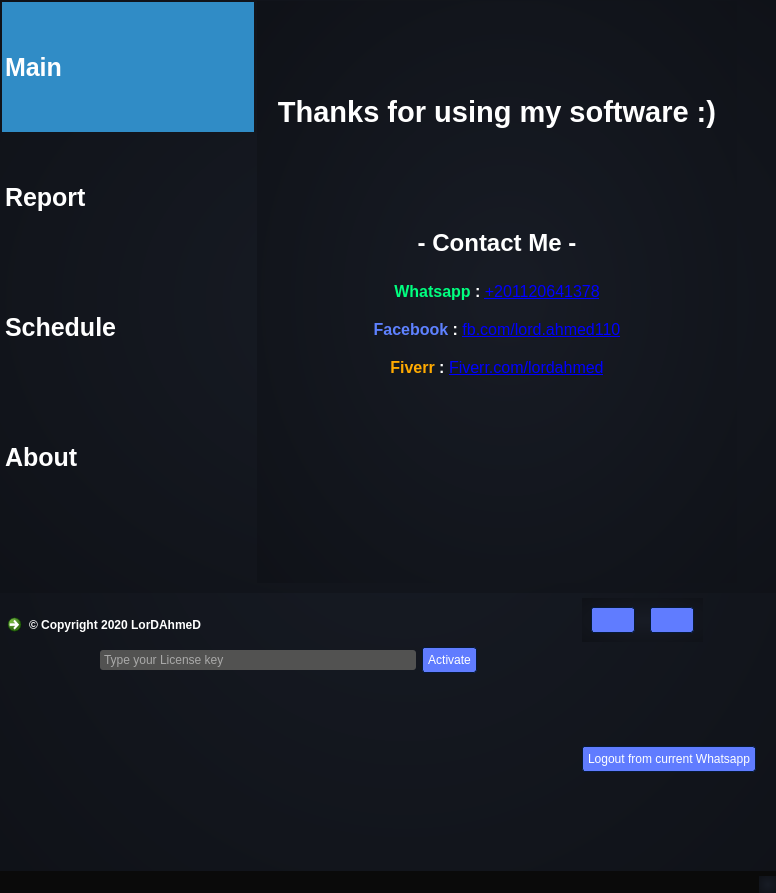
thelordahmed/Whatsapp-bulk-sender, file untitled.ui: the form before one commit.
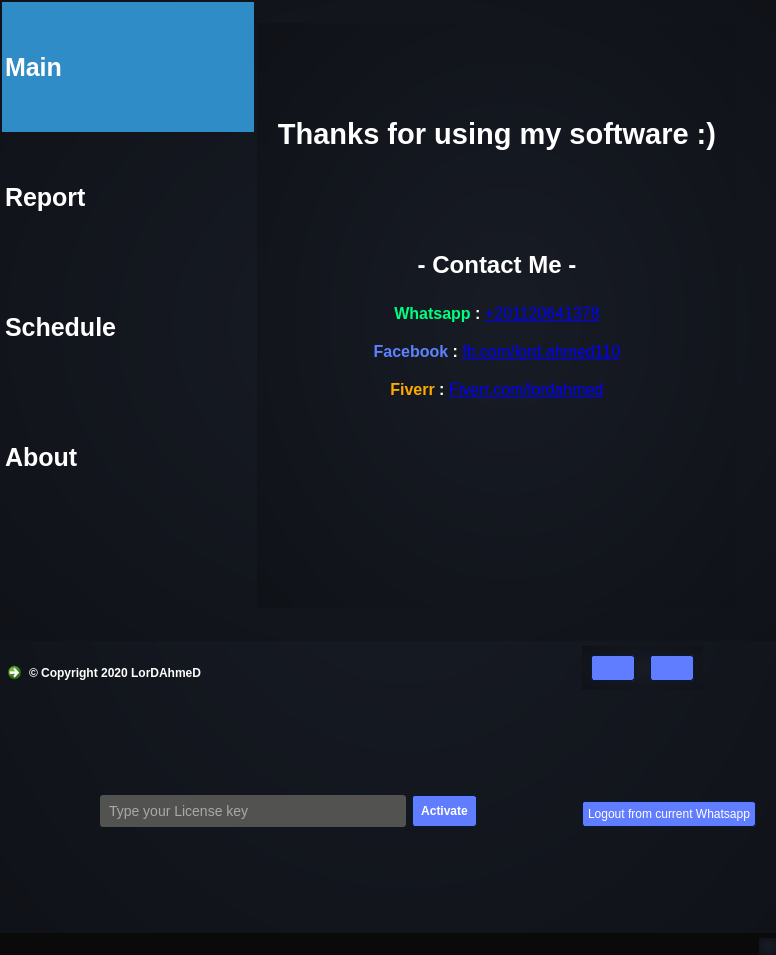
The form after the commit. The open tabs and pages were chosen to show the change. Icons and pictures are not drawn.

```diff
--- a/untitled.ui
+++ b/untitled.ui
@@ -7,7 +7,7 @@
     <x>0</x>
     <y>0</y>
     <width>776</width>
-    <height>817</height>
+    <height>955</height>
    </rect>
   </property>
   <property name="minimumSize">
@@ -1277,7 +1277,7 @@
         <number>100</number>
        </property>
        <property name="topMargin">
-        <number>0</number>
+        <number>100</number>
        </property>
        <property name="rightMargin">
         <number>100</number>
@@ -1292,6 +1292,10 @@
          </property>
          <item>
           <widget class="QLineEdit" name="license_le">
+           <property name="styleSheet">
+            <string notr="true">padding:7px;
+font-size:14px</string>
+           </property>
            <property name="placeholderText">
             <string>Type your License key</string>
            </property>
@@ -1299,6 +1303,10 @@
          </item>
          <item>
           <widget class="QPushButton" name="license_btn">
+           <property name="styleSheet">
+            <string notr="true">padding:8px;
+font-weight:bold</string>
+           </property>
            <property name="text">
             <string>Activate</string>
            </property>
@@ -1314,9 +1322,23 @@
            <verstretch>0</verstretch>
           </sizepolicy>
          </property>
+         <property name="minimumSize">
+          <size>
+           <width>0</width>
+           <height>100</height>
+          </size>
+         </property>
+         <property name="maximumSize">
+          <size>
+           <width>16777215</width>
+           <height>100</height>
+          </size>
+         </property>
          <property name="styleSheet">
           <string notr="true">color:#e63c41;
-font-weight:bold</string>
+font-weight:bold;
+border:none;
+</string>
          </property>
         </widget>
        </item>
@@ -1667,7 +1689,7 @@
                <enum>QLayout::SetDefaultConstraint</enum>
               </property>
               <property name="topMargin">
-               <number>0</number>
+               <number>3</number>
               </property>
               <property name="bottomMargin">
                <number>0</number>
@@ -1756,7 +1778,7 @@
                       <string>&lt;!DOCTYPE HTML PUBLIC &quot;-//W3C//DTD HTML 4.0//EN&quot; &quot;http://www.w3.org/TR/REC-html40/strict.dtd&quot;&gt;
 &lt;html&gt;&lt;head&gt;&lt;meta name=&quot;qrichtext&quot; content=&quot;1&quot; /&gt;&lt;style type=&quot;text/css&quot;&gt;
 p, li { white-space: pre-wrap; }
-&lt;/style&gt;&lt;/head&gt;&lt;body style=&quot; font-family:'arial'; font-size:13pt; font-weight:400; font-style:normal;&quot;&gt;
+&lt;/style&gt;&lt;/head&gt;&lt;body style=&quot; font-family:'arial'; font-size:8.25pt; font-weight:400; font-style:normal;&quot;&gt;
 &lt;p align=&quot;center&quot; style=&quot; margin-top:0px; margin-bottom:0px; margin-left:0px; margin-right:0px; -qt-block-indent:0; text-indent:0px;&quot;&gt;&lt;span style=&quot; font-family:'MS Shell Dlg 2'; font-size:12pt; font-weight:600; color:#ffffff;&quot;&gt;*** IMPORTANT ***&lt;/span&gt;&lt;/p&gt;
 &lt;p align=&quot;center&quot; style=&quot; margin-top:0px; margin-bottom:0px; margin-left:0px; margin-right:0px; -qt-block-indent:0; text-indent:0px;&quot;&gt;&lt;span style=&quot; font-family:'MS Shell Dlg 2'; font-size:12pt; font-weight:600; color:#ffff00;&quot;&gt;Names&lt;/span&gt;&lt;span style=&quot; font-family:'MS Shell Dlg 2'; font-size:12pt; font-weight:600;&quot;&gt; in Column A &lt;/span&gt;&lt;span style=&quot; font-family:'MS Shell Dlg 2'; font-size:10pt; font-weight:600;&quot;&gt;(optional)&lt;/span&gt;&lt;/p&gt;
 &lt;p align=&quot;center&quot; style=&quot; margin-top:0px; margin-bottom:0px; margin-left:0px; margin-right:0px; -qt-block-indent:0; text-indent:0px;&quot;&gt;&lt;span style=&quot; font-family:'MS Shell Dlg 2'; font-size:12pt; font-weight:600; color:#ffff00;&quot;&gt;Phone numbers&lt;/span&gt;&lt;span style=&quot; font-family:'MS Shell Dlg 2'; font-size:12pt; font-weight:600;&quot;&gt; in Column B&lt;/span&gt;&lt;/p&gt;&lt;/body&gt;&lt;/html&gt;</string>
@@ -2192,12 +2214,12 @@
              <attribute name="horizontalHeaderCascadingSectionResizes">
               <bool>false</bool>
              </attribute>
-             <attribute name="horizontalHeaderMinimumSectionSize">
-              <number>39</number>
-             </attribute>
              <attribute name="horizontalHeaderDefaultSectionSize">
               <number>125</number>
              </attribute>
+             <attribute name="horizontalHeaderMinimumSectionSize">
+              <number>39</number>
+             </attribute>
              <attribute name="horizontalHeaderStretchLastSection">
               <bool>true</bool>
              </attribute>
@@ -2365,8 +2387,8 @@
               <string>&lt;!DOCTYPE HTML PUBLIC &quot;-//W3C//DTD HTML 4.0//EN&quot; &quot;http://www.w3.org/TR/REC-html40/strict.dtd&quot;&gt;
 &lt;html&gt;&lt;head&gt;&lt;meta name=&quot;qrichtext&quot; content=&quot;1&quot; /&gt;&lt;style type=&quot;text/css&quot;&gt;
 p, li { white-space: pre-wrap; }
-&lt;/style&gt;&lt;/head&gt;&lt;body style=&quot; font-family:'arial'; font-size:13pt; font-weight:400; font-style:normal;&quot;&gt;
-&lt;p align=&quot;center&quot; style=&quot;-qt-paragraph-type:empty; margin-top:0px; margin-bottom:0px; margin-left:0px; margin-right:0px; -qt-block-indent:0; text-indent:0px; font-size:8.25pt;&quot;&gt;&lt;br /&gt;&lt;/p&gt;
+&lt;/style&gt;&lt;/head&gt;&lt;body style=&quot; font-family:'arial'; font-size:8.25pt; font-weight:400; font-style:normal;&quot;&gt;
+&lt;p align=&quot;center&quot; style=&quot;-qt-paragraph-type:empty; margin-top:0px; margin-bottom:0px; margin-left:0px; margin-right:0px; -qt-block-indent:0; text-indent:0px;&quot;&gt;&lt;br /&gt;&lt;/p&gt;
 &lt;p align=&quot;center&quot; style=&quot;-qt-paragraph-type:empty; margin-top:0px; margin-bottom:0px; margin-left:0px; margin-right:0px; -qt-block-indent:0; text-indent:0px; font-family:'MS Shell Dlg 2'; font-size:22pt; font-weight:600;&quot;&gt;&lt;br /&gt;&lt;/p&gt;
 &lt;p align=&quot;center&quot; style=&quot;-qt-paragraph-type:empty; margin-top:0px; margin-bottom:0px; margin-left:0px; margin-right:0px; -qt-block-indent:0; text-indent:0px; font-family:'MS Shell Dlg 2'; font-size:22pt; font-weight:600;&quot;&gt;&lt;br /&gt;&lt;/p&gt;
 &lt;p align=&quot;center&quot; style=&quot; margin-top:0px; margin-bottom:0px; margin-left:0px; margin-right:0px; -qt-block-indent:0; text-indent:0px;&quot;&gt;&lt;span style=&quot; font-family:'MS Shell Dlg 2'; font-size:22pt; font-weight:600;&quot;&gt;Thanks for using my software :)&lt;/span&gt;&lt;/p&gt;&lt;/body&gt;&lt;/html&gt;</string>
@@ -2394,8 +2416,8 @@
               <string>&lt;!DOCTYPE HTML PUBLIC &quot;-//W3C//DTD HTML 4.0//EN&quot; &quot;http://www.w3.org/TR/REC-html40/strict.dtd&quot;&gt;
 &lt;html&gt;&lt;head&gt;&lt;meta name=&quot;qrichtext&quot; content=&quot;1&quot; /&gt;&lt;style type=&quot;text/css&quot;&gt;
 p, li { white-space: pre-wrap; }
-&lt;/style&gt;&lt;/head&gt;&lt;body style=&quot; font-family:'arial'; font-size:13pt; font-weight:400; font-style:normal;&quot;&gt;
-&lt;p align=&quot;center&quot; style=&quot;-qt-paragraph-type:empty; margin-top:0px; margin-bottom:0px; margin-left:0px; margin-right:0px; -qt-block-indent:0; text-indent:0px; font-size:8.25pt;&quot;&gt;&lt;br /&gt;&lt;/p&gt;
+&lt;/style&gt;&lt;/head&gt;&lt;body style=&quot; font-family:'arial'; font-size:8.25pt; font-weight:400; font-style:normal;&quot;&gt;
+&lt;p align=&quot;center&quot; style=&quot;-qt-paragraph-type:empty; margin-top:0px; margin-bottom:0px; margin-left:0px; margin-right:0px; -qt-block-indent:0; text-indent:0px;&quot;&gt;&lt;br /&gt;&lt;/p&gt;
 &lt;p align=&quot;center&quot; style=&quot;-qt-paragraph-type:empty; margin-top:0px; margin-bottom:0px; margin-left:0px; margin-right:0px; -qt-block-indent:0; text-indent:0px; font-family:'MS Shell Dlg 2'; font-size:18pt; font-weight:600;&quot;&gt;&lt;br /&gt;&lt;/p&gt;
 &lt;p align=&quot;center&quot; style=&quot;-qt-paragraph-type:empty; margin-top:0px; margin-bottom:0px; margin-left:0px; margin-right:0px; -qt-block-indent:0; text-indent:0px; font-family:'MS Shell Dlg 2'; font-size:18pt; font-weight:600;&quot;&gt;&lt;br /&gt;&lt;/p&gt;
 &lt;p align=&quot;center&quot; style=&quot; margin-top:0px; margin-bottom:0px; margin-left:0px; margin-right:0px; -qt-block-indent:0; text-indent:0px;&quot;&gt;&lt;span style=&quot; font-family:'MS Shell Dlg 2'; font-size:18pt; font-weight:600;&quot;&gt;- Contact Me -&lt;/span&gt;&lt;/p&gt;
```
